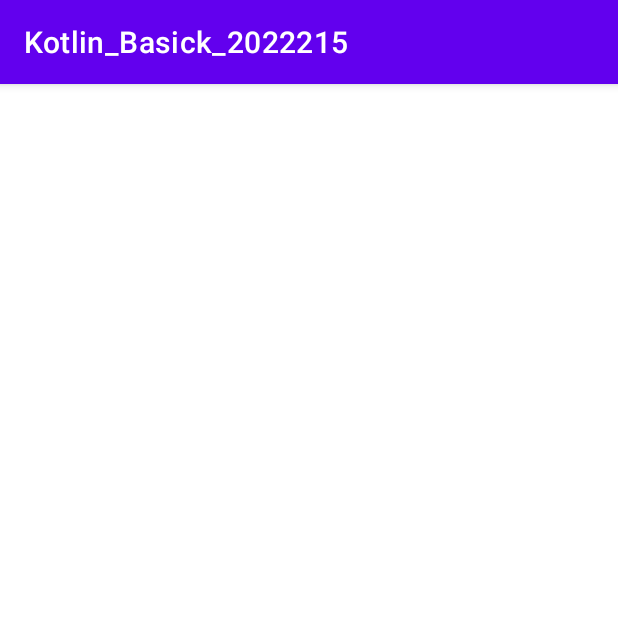
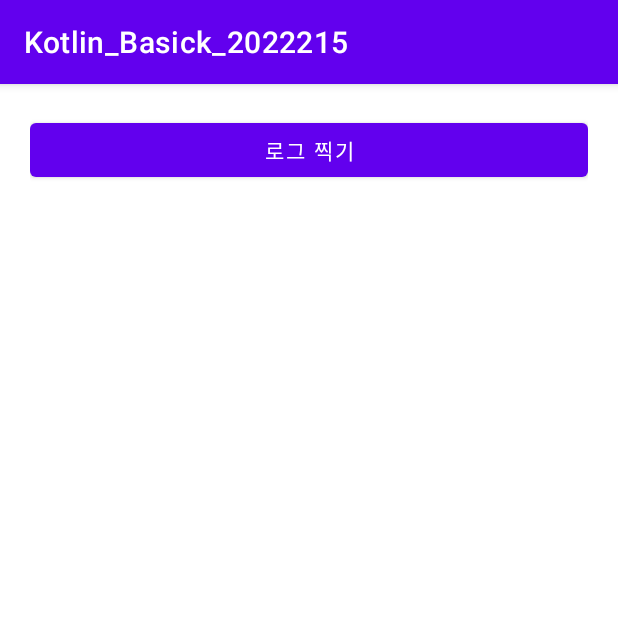
Before and after one commit to MrNubi/Kotlin_Basick_2022215, an Android app: the screen it shows after launch (MainActivity), on a phone screen of 412 x 824 dp, the top half of it. Run offline under Robolectric (Android 15) with nearby library versions, the phone set to English and light mode, and no system bars.

Commit message:
버튼추가+구시대의 잔재인 파인드뷰바이이아이디

```diff
--- a/app/src/main/java/com/beyond/kotlin_basick_2022215/MainActivity.kt
+++ b/app/src/main/java/com/beyond/kotlin_basick_2022215/MainActivity.kt
@@ -2,10 +2,26 @@ package com.beyond.kotlin_basick_2022215
 
 import androidx.appcompat.app.AppCompatActivity
 import android.os.Bundle
+import android.util.Log
+import android.widget.Button
 
 class MainActivity : AppCompatActivity() {
+
+
+
     override fun onCreate(savedInstanceState: Bundle?) {
         super.onCreate(savedInstanceState)
         setContentView(R.layout.activity_main)
+        //setContentView라는 기능을 수행, R.layout.activity_main을 쓰겟다고
+
+
+            var k = findViewById<Button>(R.id.btnLog)
+
+            k.setOnClickListener {
+
+                Log.d("","")
+
+            }
+
     }
 }
--- a/app/src/main/res/layout/activity_main.xml
+++ b/app/src/main/res/layout/activity_main.xml
@@ -5,7 +5,16 @@
     android:layout_width="match_parent"
     android:layout_height="match_parent"
     android:orientation="vertical"
+    android:padding="20dp"
     tools:context=".MainActivity">
+
+    <Button
+        android:id="@+id/btnLog"
+        android:text="로그 찍기"
+        android:layout_width="match_parent"
+        android:layout_height="wrap_content"></Button>
+
+
 
 
 
```
